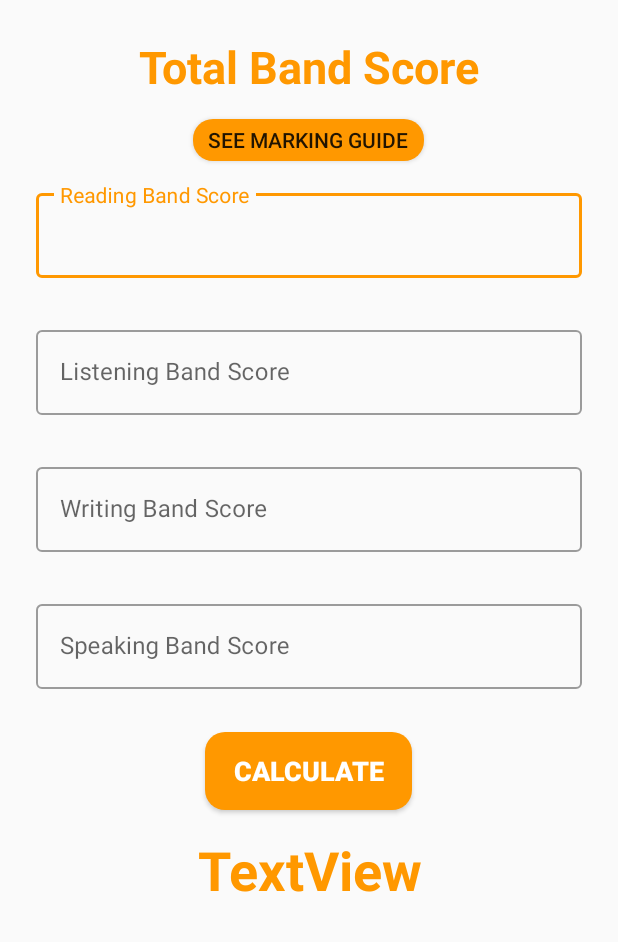
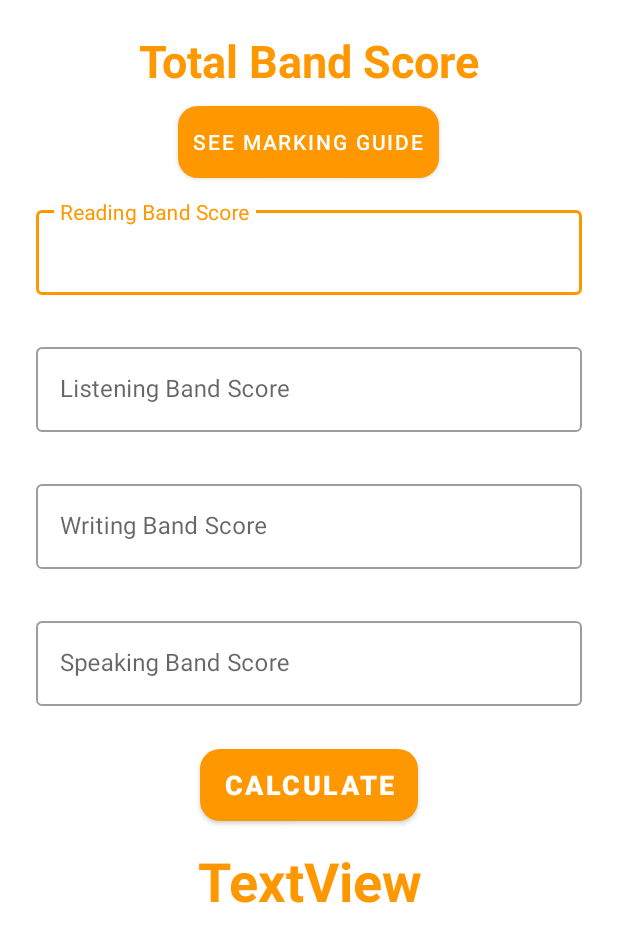
Before and after one commit to shahsamir97/IELTS_Band_Score, an Android app: the layout activity_total_band_score.xml on its own in the app's theme, with its tools: preview values and no code run, on a phone screen of 412 x 824 dp. Shown: the top 942 px of the screen. Run offline under Robolectric (Android 15) with nearby library versions, the phone set to English and light mode, and no system bars.

```diff
--- a/app/src/main/res/layout/activity_listening.xml
+++ b/app/src/main/res/layout/activity_listening.xml
@@ -33,7 +33,7 @@
         <Button
             android:id="@+id/button3"
             android:layout_width="wrap_content"
-            android:layout_height="26dp"
+            android:layout_height="wrap_content"
             android:background="@drawable/buttonshape"
             android:onClick="showMarkingGuide"
             android:paddingStart="10dp"
@@ -170,8 +170,8 @@
 
         <Button
             android:id="@+id/materialButton2"
-            android:layout_width="138dp"
-            android:layout_height="42dp"
+            android:layout_width="wrap_content"
+            android:layout_height="wrap_content"
             android:background="@drawable/buttonshape"
             android:onClick="calculate"
             android:text="Calculate"
--- a/app/src/main/res/layout/activity_reading.xml
+++ b/app/src/main/res/layout/activity_reading.xml
@@ -30,7 +30,7 @@
         <Button
             android:id="@+id/button2"
             android:layout_width="wrap_content"
-            android:layout_height="28dp"
+            android:layout_height="wrap_content"
             android:background="@drawable/buttonshape"
             android:onClick="showMarkingGuide"
             android:paddingStart="10dp"
@@ -144,8 +144,8 @@
 
         <Button
             android:id="@+id/materialButton2"
-            android:layout_width="138dp"
-            android:layout_height="52dp"
+            android:layout_width="wrap_content"
+            android:layout_height="wrap_content"
             android:background="@drawable/buttonshape"
             android:onClick="calculate"
             android:text="Calculate"
--- a/app/src/main/res/layout/activity_total_band_score.xml
+++ b/app/src/main/res/layout/activity_total_band_score.xml
@@ -18,7 +18,7 @@
         <TextView
             android:id="@+id/textView3"
             android:layout_width="match_parent"
-            android:layout_height="49dp"
+            android:layout_height="wrap_content"
             android:gravity="center"
             android:text="Total Band Score"
             android:textColor="@color/colorPrimary"
@@ -32,14 +32,14 @@
         <Button
             android:id="@+id/button2"
             android:layout_width="wrap_content"
-            android:layout_height="28dp"
+            android:layout_height="wrap_content"
+            android:layout_gravity="center"
+            android:layout_marginBottom="15dp"
             android:background="@drawable/buttonshape"
             android:onClick="showMarkingGuide"
             android:paddingStart="10dp"
             android:paddingEnd="10dp"
-            android:text="See Marking Guide"
-          android:layout_gravity="center"
-            android:layout_marginBottom="15dp"/>
+            android:text="See Marking Guide" />
 
         <com.google.android.material.textfield.TextInputLayout
             android:id="@+id/section1MarkLayout"
@@ -123,8 +123,8 @@
 
         <Button
             android:id="@+id/materialButton2"
-            android:layout_width="138dp"
-            android:layout_height="52dp"
+            android:layout_width="wrap_content"
+            android:layout_height="wrap_content"
             android:background="@drawable/buttonshape"
             android:onClick="calculate"
             android:text="Calculate"
--- a/app/src/main/res/layout/dialog_fragment.xml
+++ b/app/src/main/res/layout/dialog_fragment.xml
@@ -56,7 +56,7 @@
             <Button
                 android:id="@+id/ok_button"
                 android:layout_width="match_parent"
-                android:layout_height="52dp"
+                android:layout_height="wrap_content"
                 android:text="Continue"
                 android:textColor="@color/textColor"
                 android:background="@drawable/buttonshape"
--- a/app/src/main/res/layout/marking_guide_dialog.xml
+++ b/app/src/main/res/layout/marking_guide_dialog.xml
@@ -18,7 +18,7 @@
     <Button
         android:id="@+id/okButton"
         android:layout_width="match_parent"
-        android:layout_height="40dp"
+        android:layout_height="wrap_content"
         android:layout_gravity="center"
         android:layout_marginStart="80dp"
         android:layout_marginEnd="80dp"
--- a/app/src/main/res/layout/totalbandscore_dialog_fragment.xml
+++ b/app/src/main/res/layout/totalbandscore_dialog_fragment.xml
@@ -17,7 +17,7 @@
     <Button
         android:id="@+id/okButton"
         android:layout_width="match_parent"
-        android:layout_height="40dp"
+        android:layout_height="wrap_content"
         android:layout_gravity="center"
         android:layout_marginStart="80dp"
         android:layout_marginEnd="80dp"
--- a/app/src/main/res/values/styles.xml
+++ b/app/src/main/res/values/styles.xml
@@ -1,7 +1,7 @@
 <resources>
 
     <!-- Base application theme. -->
-    <style name="AppTheme" parent="Theme.AppCompat.Light.DarkActionBar">
+    <style name="AppTheme" parent="Theme.MaterialComponents.Light">
         <!-- Customize your theme here. -->
         <item name="colorPrimary">@color/colorPrimary</item>
         <item name="colorPrimaryDark">@color/colorPrimaryDark</item>
```
Also changed, not shown: app/src/main/java/com/test/ieltsmarkstoband/ListeningActivity/ListeningActivity.kt (+4 -2 lines), app/src/main/java/com/test/ieltsmarkstoband/Login/LoginAndRegister.kt (+10 -6 lines), app/src/main/java/com/test/ieltsmarkstoband/MainActivity.kt (+5 -5 lines), app/src/main/java/com/test/ieltsmarkstoband/ReadingActivity/ReadingActivity.kt (+5 -8 lines), app/src/main/java/com/test/ieltsmarkstoband/TotalBandScore/TotalBandScoreActivity.kt (+4 -2 lines), app/src/main/java/com/test/ieltsmarkstoband/ui/Logout.kt (+1 -0 lines), app/src/main/java/com/test/ieltsmarkstoband/ui/home/HomeFragment.kt (+0 -1 lines).
